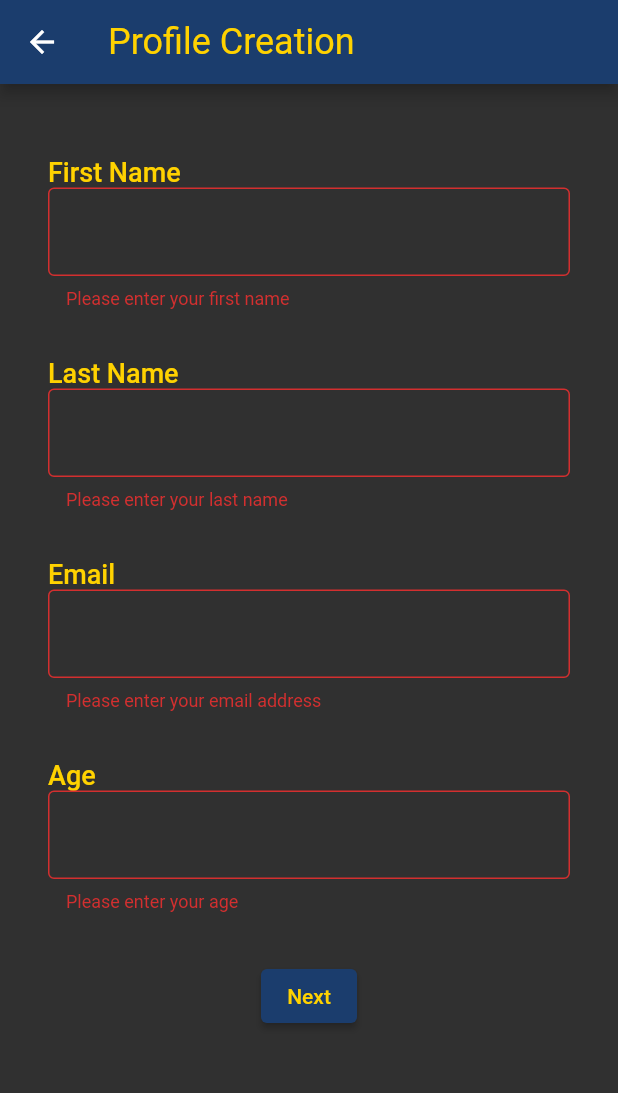
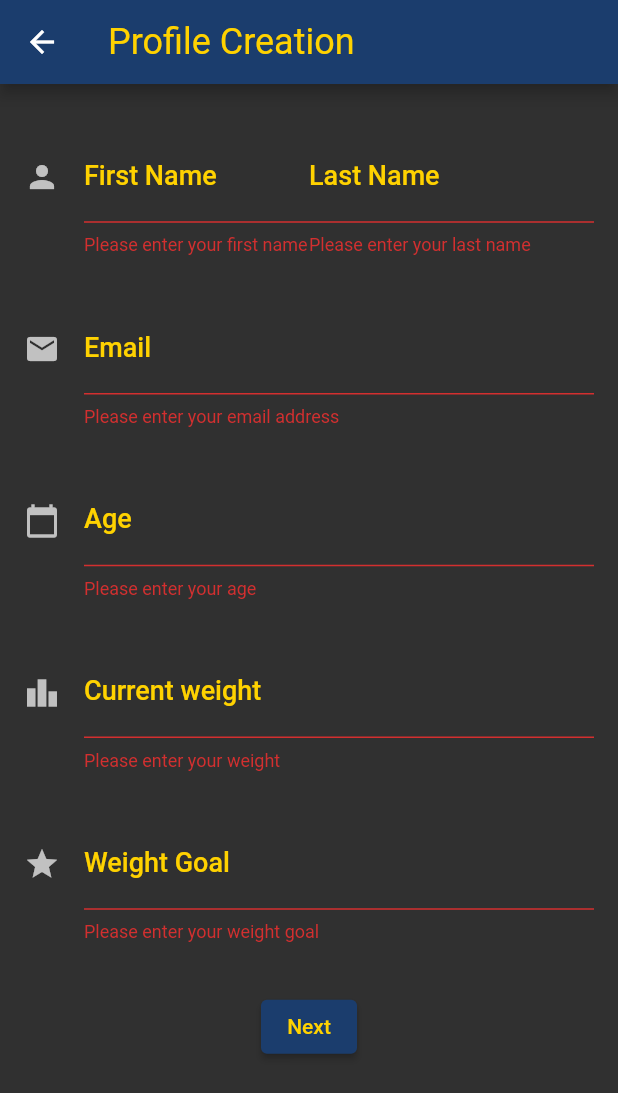
Before and after one commit to sandra-soto/zotivity, a Flutter app: the ProfileCreation screen opened directly, after a tap on "Next", on a phone screen of 412 x 824 dp. Shown: the top 1093 px of the screen. Run offline on Flutter 3.47's test engine with Material 2 defaults, Android fonts, the phone set to English and light mode, and no system bars; our stand-ins replace firebase_auth, firebase_core, firebase_database, flutter_local_notifications, font_awesome_flutter, get and 6 more; missing offline and left inert: googleapis; accounts and stored records are empty.

Commit message:
* add weight goals to user class * finish profile creation & activity pref screens * TODO: finish activity screen

```diff
--- a/lib/models/ZotUser.dart
+++ b/lib/models/ZotUser.dart
@@ -10,24 +10,25 @@ class ZotUser {
   static const String TIME_NIGHT = "night";
 
   String firstName, lastName, email;
-  int age, experience, intensity, routineLen;  // experience can be from 0 - 2? 0 = beginner to 2 = advanced
+  int age, experience, intensity, routineLen, goal;  // experience can be from 0 - 2? 0 = beginner to 2 = advanced
   Map<ActivityCategory, bool> interests;
   Map<BodyFocus, bool> focus;
   Map<String, bool> availWindow;
   List<Equipment> access; // idk if list or map is best here
-  List<String> dontRecommend;
-  List<String> Recommend;
+  List<int> dontRecommend;
+  List<int> recommend;
+  List<int> weightProgress;
 
   ZotUser() {
     firstName = lastName = email =  '';
-    age = experience = -1;
+    age = experience = goal = -1;
     intensity = 3;
     routineLen = 30;
     interests = Map();
     focus = Map();
     availWindow = Map();
     access = [];
-    dontRecommend = Recommend = List<String>();
+    dontRecommend = recommend = weightProgress = [];
   }
 
   void setFirstName(String name) {
@@ -48,6 +49,10 @@ class ZotUser {
 
   void setExperience(int _experience) {
     experience = _experience;
+  }
+
+  void setGoal(int _goal) {
+    goal = _goal;
   }
 
   void setIntensity(int _intensity) {
@@ -83,6 +88,41 @@ class ZotUser {
     return access.remove(equipment);
   }
 
+  bool addGoodRec(int rec) {
+    if (recommend.contains(rec)) {
+      return false;
+    }
+
+    recommend.add(rec);
+    return true;
+  }
+
+  bool removeGoodRec(int rec) {
+    return recommend.remove(rec);
+  }
+
+  bool addBadRec(int rec) {
+    if (dontRecommend.contains(rec)) {
+      return false;
+    }
+
+    dontRecommend.add(rec);
+    return true;
+  }
+
+  bool removeBadRec(int rec) {
+    return dontRecommend.remove(rec);
+  }
+
+  bool addWeight(int weight) {
+    if (weight < 0) {
+      return false;
+    }
+
+    weightProgress.add(weight);
+    return true;
+  }
+
   String getFirstName() => this.firstName;
   String getLastName() => this.lastName;
   String getEmail() => this.email;
@@ -90,10 +130,14 @@ class ZotUser {
   int getExperience() => this.experience;
   int getIntensity() => this.intensity;
   int getRoutineLen() => this.routineLen;
+  int getGoal() => this.goal;
   Map<ActivityCategory, bool> getInterests() => this.interests;
   Map<BodyFocus, bool> getFocus() => this.focus;
   Map<String, bool> getAvailWindow() => this.availWindow;
   List<Equipment> getAccess() => this.access;
+  List<int> getGoodRecs() => this.recommend;
+  List<int> getBadRecs() => this.dontRecommend;
+  List<int> getWeightProgress() => this.weightProgress;
 
   @override
   String toString() {
@@ -110,10 +154,12 @@ class ZotUser {
       'experience': experience,
       'intensity': intensity,
       'routineLen': routineLen,
+      'goal': goal,
       'interests': {
         'indoor': interests[ActivityCategory.indoor],
         'outdoor': interests[ActivityCategory.outdoor],
-        'gym': interests[ActivityCategory.gym]},
+        'gym': interests[ActivityCategory.gym]
+      },
       'focus': {
         'arms' : focus[BodyFocus.arms],
         'chest': focus[BodyFocus.chest],
@@ -129,7 +175,10 @@ class ZotUser {
         TIME_NOON: availWindow[TIME_NOON],
         TIME_NIGHT: availWindow[TIME_NIGHT],
       },
-      'access': access.join(',')
+      'access': access.join(','),
+      'recommend': recommend.join(','),
+      'dontRecommend': dontRecommend.join(','),
+      'weightProgress': weightProgress.join(',')
     };
   }
 
--- a/lib/screens/ProfileCreation.dart
+++ b/lib/screens/ProfileCreation.dart
@@ -10,22 +10,19 @@ class ProfileCreationState extends State<ProfileCreation> {
   ZotUser _user = new ZotUser();
   User googleInfo = getCurrentUser();
 
-  Widget _buildFirstName() {
+  Widget _buildName() {
     return Container(
       padding: EdgeInsets.symmetric(vertical: 16),
-      child: Column(
+      child: Row (
         crossAxisAlignment: CrossAxisAlignment.start,
         children: [
-          Text(
-            "First Name",
-            style: Theme.of(context).textTheme.bodyText2,
-          ),
-          TextFormField(
+          Expanded (
+            child: TextFormField(
               cursorColor: Theme.of(context).accentColor,
               decoration: InputDecoration(
-              // helperText: "Example: Jane Doe",
-              border: const OutlineInputBorder(),
-              // contentPadding: EdgeInsets.symmetric(vertical: 4),
+                icon: const Icon(Icons.person),
+                labelStyle: Theme.of(context).textTheme.bodyText2,
+                labelText: 'First Name',
               ),
               initialValue: googleInfo.displayName.split(' ').first,
               keyboardType: TextInputType.name,
@@ -36,34 +33,18 @@ class ProfileCreationState extends State<ProfileCreation> {
                 return null;
               },
               onSaved: (String value) {
-              // NOTE: can grab info from signed in user by doing
-              // _user.setFirstName(getCurrentUser().displayName);
                 _user.setFirstName(value);
               }
-          )
-        ],
-      )
-    );
-  }
-
-  Widget _buildLastName() {
-    return Container(
-      padding: EdgeInsets.symmetric(vertical: 16),
-      child: Column(
-        crossAxisAlignment: CrossAxisAlignment.start,
-        children: [
-          Text(
-            "Last Name",
-            style: Theme.of(context).textTheme.bodyText2,
             ),
-          TextFormField(
+          ),
+          Expanded (
+            child: TextFormField(
               cursorColor: Theme.of(context).accentColor,
               decoration: InputDecoration(
-              // helperText: "Example: Jane Doe",
-              border: const OutlineInputBorder(),
-              // contentPadding: EdgeInsets.symmetric(vertical: 4),
+                labelStyle: Theme.of(context).textTheme.bodyText2,
+                labelText: 'Last Name'
               ),
-            initialValue: googleInfo.displayName.split(' ').last,  // TODO: prepopulate using Google data!
+              initialValue: googleInfo.displayName.split(' ').last,
               keyboardType: TextInputType.name,
               validator: (String value) {
                 if (value.isEmpty) {
@@ -74,7 +55,8 @@ class ProfileCreationState extends State<ProfileCreation> {
               onSaved: (String value) {
                 _user.setLastName(value);
               }
-          )
+            ),
+          ),
         ],
       )
     );
@@ -86,16 +68,12 @@ class ProfileCreationState extends State<ProfileCreation> {
       child: Column(
         crossAxisAlignment: CrossAxisAlignment.start,
         children: [
-          Text(
-            "Email",
-            style: Theme.of(context).textTheme.bodyText2,
-          ),
           TextFormField(
             cursorColor: Theme.of(context).accentColor,
             decoration: InputDecoration(
-              // helperText: "Example: Jane Doe",
-              border: const OutlineInputBorder(),
-              // contentPadding: EdgeInsets.symmetric(vertical: 4),
+              icon: const Icon(Icons.email),
+              labelStyle: Theme.of(context).textTheme.bodyText2,
+              labelText: 'Email'
             ),
             initialValue: googleInfo.email,
             keyboardType: TextInputType.emailAddress,
@@ -125,16 +103,12 @@ class ProfileCreationState extends State<ProfileCreation> {
       child: Column(
         crossAxisAlignment: CrossAxisAlignment.start,
         children: [
-          Text(
-            "Age",
-            style: Theme.of(context).textTheme.bodyText2,
-          ),
           TextFormField(
             cursorColor: Theme.of(context).accentColor,
             decoration: InputDecoration(
-              // helperText: "Example: Jane Doe",
-              border: const OutlineInputBorder(),
-              // contentPadding: EdgeInsets.symmetric(vertical: 4),
+              icon: const Icon(Icons.calendar_today),
+              labelStyle: Theme.of(context).textTheme.bodyText2,
+              labelText: 'Age',
             ),
             keyboardType: TextInputType.number,
             validator: (String value) {
@@ -158,6 +132,76 @@ class ProfileCreationState extends State<ProfileCreation> {
     );
   }
 
+  Widget _buildWeight() {
+    return Container(
+      padding: EdgeInsets.symmetric(vertical: 16),
+      child: Column(
+        crossAxisAlignment: CrossAxisAlignment.start,
+        children: [
+          TextFormField(
+            cursorColor: Theme.of(context).accentColor,
+            decoration: InputDecoration(
+              icon: const Icon(Icons.leaderboard),
+              labelStyle: Theme.of(context).textTheme.bodyText2,
+              labelText: 'Current weight',
+            ),
+            keyboardType: TextInputType.number,
+            validator: (String value) {
+              if (value.isEmpty) {
+                return 'Please enter your weight';
+              }
+
+              int weight = int.tryParse(value);
+
+              if (weight < 1) {
+                return 'Please enter a valid weight';
+              }
+              return null;
+            },
+            onSaved: (String value) {
+              _user.addWeight(int.tryParse(value));
+            }
+          )
+        ],
+      )
+    );
+  }
+
+  Widget _buildGoal() {
+    return Container(
+      padding: EdgeInsets.symmetric(vertical: 16),
+      child: Column(
+        crossAxisAlignment: CrossAxisAlignment.start,
+        children: [
+          TextFormField(
+            cursorColor: Theme.of(context).accentColor,
+            decoration: InputDecoration(
+              icon: const Icon(Icons.star_outlined),
+              labelStyle: Theme.of(context).textTheme.bodyText2,
+              labelText: 'Weight Goal',
+            ),
+            keyboardType: TextInputType.number,
+            validator: (String value) {
+              if (value.isEmpty) {
+                return 'Please enter your weight goal';
+              }
+
+              int weight = int.tryParse(value);
+
+              if (weight < 1) {
+                return 'Please enter a valid weight';
+              }
+              return null;
+            },
+            onSaved: (String value) {
+              _user.setGoal(int.tryParse(value));
+            }
+          )
+        ],
+      )
+    );
+  }
+
   @override
   Widget build(BuildContext context) {
     // Build a Form widget using the _formKey created above.
@@ -165,16 +209,17 @@ class ProfileCreationState extends State<ProfileCreation> {
       appBar: AppBar(title: Text('Profile Creation')),
       body: SingleChildScrollView(
         child: Container (
-          padding: EdgeInsets.all(32),
+          padding: EdgeInsets.all(16),
           child: Form(
             key: _formKey,
             child: Column(
               mainAxisAlignment: MainAxisAlignment.center,
               children: <Widget>[
-                _buildFirstName(),
-                _buildLastName(),
+                _buildName(),
                 _buildEmail(),
                 _buildAge(),
+                _buildWeight(),
+                _buildGoal(),
                 Padding(
                   padding: const EdgeInsets.symmetric(vertical: 16.0),
                   child: ElevatedButton(
--- a/pubspec.yaml
+++ b/pubspec.yaml
@@ -48,6 +48,7 @@ dependencies:
   numberpicker: ^1.3.0
   shared_preferences: 0.5.12+2
   intl: ^0.16.1
+  url_launcher: ^5.7.10
 
 
 dev_dependencies:
```
Also changed, not shown: lib/screens/ActivityPage.dart (+60 -20 lines), lib/screens/ActivityPreferences.dart (+57 -4 lines), pubspec.lock. Lines whose indentation alone changed are shown as unchanged.
